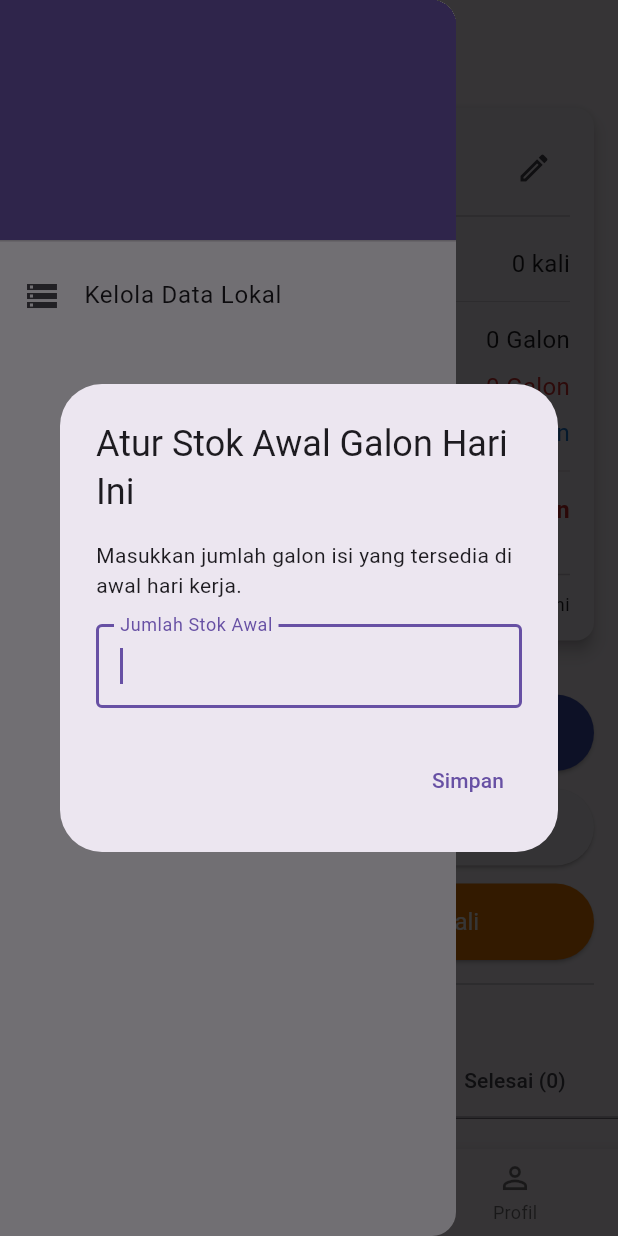
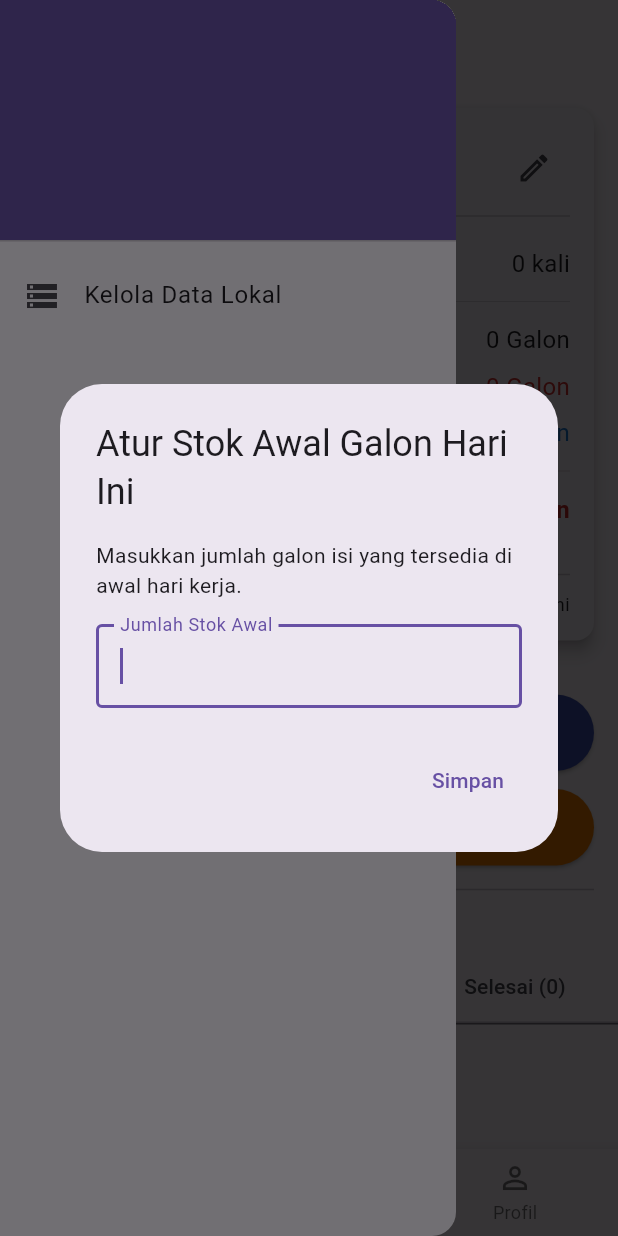
Before and after one commit to adikusumautama/damiu, a Flutter app: the KaryawanHomeScreen screen opened directly, in the side drawer, after a tap on "Catat Pesanan Masuk", on a phone screen of 412 x 824 dp. Run offline on Flutter 3.47's test engine with Material 3 defaults, Android fonts, the phone set to English and light mode, and no system bars; our stand-ins replace cloud_firestore, connectivity_plus, csv, firebase_auth, firebase_core, fl_chart and 1 more; accounts and stored records are empty; project files that could hold a hidden picture were left out.

Commit message:
Perbaikan masalah disconnect antaran Pesanan dan Stok Keluar, Tombol Input Penjualan Harian, dan pesan kontekstual yang hilang

```diff
--- a/lib/screens/home/karyawan_home_screen.dart
+++ b/lib/screens/home/karyawan_home_screen.dart
@@ -6,7 +6,6 @@ import 'package:damiu/models/daily_stock_model.dart';
 import 'package:damiu/models/order_model.dart';
 import 'package:damiu/models/user_model.dart';
 import 'package:damiu/screens/other/customer_book_screen.dart';
-import 'package:damiu/screens/other/daily_sales_input_screen.dart';
 import 'package:damiu/screens/other/empty_gallon_input_screen.dart';
 import 'package:damiu/screens/other/karyawan_profile_screen.dart';
 import 'package:damiu/screens/other/local_sales_management_screen.dart'
@@ -246,9 +245,7 @@ class _KaryawanBerandaContentState extends State<KaryawanBerandaContent>
   late DateTime _today;
   late Stream<List<Order>> _ordersStream;
 
-  int _totalGallonsOut = 0;
   int _totalGallonsIn = 0;
-  int _deliveryCountToday = 0;
   bool _isLoading = true;
   bool _isDialogShown = false;
   Stream<DailyStock?>? _firestoreStockStream;
@@ -289,7 +286,7 @@ class _KaryawanBerandaContentState extends State<KaryawanBerandaContent>
       _ordersStream = _firestoreService.getTodaysOrdersStream();
       _isLoading = true;
     });
-    await _loadDeliveryStats();
+    await _loadReturnedGallons();
     if (mounted) {
       setState(() {
         _isLoading = false;
@@ -297,19 +294,14 @@ class _KaryawanBerandaContentState extends State<KaryawanBerandaContent>
     }
   }
 
-  Future<void> _loadDeliveryStats() async {
+  Future<void> _loadReturnedGallons() async {
     final localLogs = await _dbHelper.getAllDeliveryLogsForDate(_today);
-    final totalOut = localLogs.fold<int>(0, (sum, log) => sum + log.gallons);
     final totalIn =
         localLogs.fold<int>(0, (sum, log) => sum + log.emptyGallonsReturned);
-    final deliveryCount =
-        localLogs.where((log) => !log.isNoDeliveryMarker).length;
 
     if (mounted) {
       setState(() {
-        _totalGallonsOut = totalOut;
         _totalGallonsIn = totalIn;
-        _deliveryCountToday = deliveryCount;
       });
     }
   }
@@ -532,6 +524,12 @@ class _KaryawanBerandaContentState extends State<KaryawanBerandaContent>
                   .where((o) => o.status == OrderStatus.delivered)
                   .toList();
 
+              // --- PERHITUNGAN STATISTIK BARU ---
+              final totalGallonsOut = completedOrders.fold<int>(
+                  0, (sum, order) => sum + order.gallonQuantity);
+              final deliveryCount = completedOrders.length;
+              // --- AKHIR PERHITUNGAN ---
+
               return FutureBuilder(
                   future: _syncLocalOrders(allTodaysOrders),
                   builder: (context, syncSnapshot) {
@@ -548,7 +546,8 @@ class _KaryawanBerandaContentState extends State<KaryawanBerandaContent>
                                   crossAxisAlignment:
                                       CrossAxisAlignment.stretch,
                                   children: [
-                                    _buildStockInfoCardStream(),
+                                    _buildStockInfoCardStream(
+                                        totalGallonsOut, deliveryCount),
                                     const SizedBox(height: 16),
                                     _buildActionButtons(),
                                     const Divider(height: 32, thickness: 1),
@@ -568,7 +567,7 @@ class _KaryawanBerandaContentState extends State<KaryawanBerandaContent>
                                   tabs: [
                                     Tab(
                                         text:
-                                            'Pesanan (${pendingOrders.length})'),
+                                            'Belum Diantar (${pendingOrders.length})'),
                                     Tab(
                                         text:
                                             'Diantar (${inDeliveryOrders.length})'),
@@ -602,7 +601,7 @@ class _KaryawanBerandaContentState extends State<KaryawanBerandaContent>
           );
   }
 
-  Widget _buildStockInfoCardStream() {
+  Widget _buildStockInfoCardStream(int totalGallonsOut, int deliveryCount) {
     return StreamBuilder<DailyStock?>(
       stream: _firestoreStockStream,
       builder: (context, snapshot) {
@@ -617,8 +616,8 @@ class _KaryawanBerandaContentState extends State<KaryawanBerandaContent>
           });
         }
 
-        return _buildStockInfoCard(dailyStock, _totalGallonsOut,
-            _totalGallonsIn, _deliveryCountToday);
+        return _buildStockInfoCard(
+            dailyStock, totalGallonsOut, _totalGallonsIn, deliveryCount);
       },
     );
   }
@@ -726,6 +725,7 @@ class _KaryawanBerandaContentState extends State<KaryawanBerandaContent>
       DailyStock? stock, int totalOut, int totalIn, int deliveryCount) {
     final initialStock = stock?.initialStock ?? 0;
     final currentStock = initialStock - totalOut + totalIn;
+    final stockDifference = currentStock - initialStock;
 
     final Color stockColor;
     if (currentStock <= 0) {
@@ -779,12 +779,25 @@ class _KaryawanBerandaContentState extends State<KaryawanBerandaContent>
                 padding: const EdgeInsets.only(top: 12.0),
                 child: Center(
                   child: Text(
-                    'Persediaan saat ini sangat menipis!',
+                    'Stok galon sangat menipis!',
                     style: TextStyle(
                         color: Colors.orange.shade900,
                         fontWeight: FontWeight.bold,
                         fontStyle: FontStyle.italic),
                     textAlign: TextAlign.center,
+                  ),
+                ),
+              ),
+            if (stockDifference > 0)
+              Padding(
+                padding: const EdgeInsets.only(top: 12.0),
+                child: Center(
+                  child: Text(
+                    'Ada +$stockDifference galon lebih, sehingga total persediaan sekarang adalah $currentStock Galon.',
+                    textAlign: TextAlign.center,
+                    style: TextStyle(
+                        color: Colors.green.shade900,
+                        fontStyle: FontStyle.italic),
                   ),
                 ),
               ),
@@ -914,24 +927,6 @@ class _KaryawanBerandaContentState extends State<KaryawanBerandaContent>
         ),
         const SizedBox(height: 12),
         ElevatedButton.icon(
-          icon: const Icon(Icons.add_chart),
-          label: const Text('Input Penjualan Harian'),
-          onPressed: () {
-            Navigator.push(
-                    context,
-                    MaterialPageRoute(
-                        builder: (context) => const DailySalesInputScreen()))
-                .then((_) {
-              _loadDeliveryStats();
-            });
-          },
-          style: ElevatedButton.styleFrom(
-            padding: const EdgeInsets.symmetric(vertical: 16),
-            textStyle: const TextStyle(fontSize: 16),
-          ),
-        ),
-        const SizedBox(height: 12),
-        ElevatedButton.icon(
           icon: const Icon(Icons.inventory_2_outlined),
           label: const Text('Input Galon Kosong Kembali'),
           onPressed: () {
@@ -941,7 +936,7 @@ class _KaryawanBerandaContentState extends State<KaryawanBerandaContent>
                         builder: (context) => const EmptyGallonInputScreen()))
                 .then((saved) {
               if (saved == true) {
-                _loadDeliveryStats();
+                _loadReturnedGallons();
               }
             });
           },
@@ -957,7 +952,6 @@ class _KaryawanBerandaContentState extends State<KaryawanBerandaContent>
   }
 }
 
-// --- PERUBAHAN PADA _SliverAppBarDelegate ---
 class _SliverAppBarDelegate extends SliverPersistentHeaderDelegate {
   _SliverAppBarDelegate(this._tabBar);
 
@@ -971,7 +965,6 @@ class _SliverAppBarDelegate extends SliverPersistentHeaderDelegate {
   @override
   Widget build(
       BuildContext context, double shrinkOffset, bool overlapsContent) {
-    // Membungkus TabBar dengan Container untuk styling
     return Container(
       decoration: BoxDecoration(
         color: Theme.of(context).scaffoldBackgroundColor,
```
